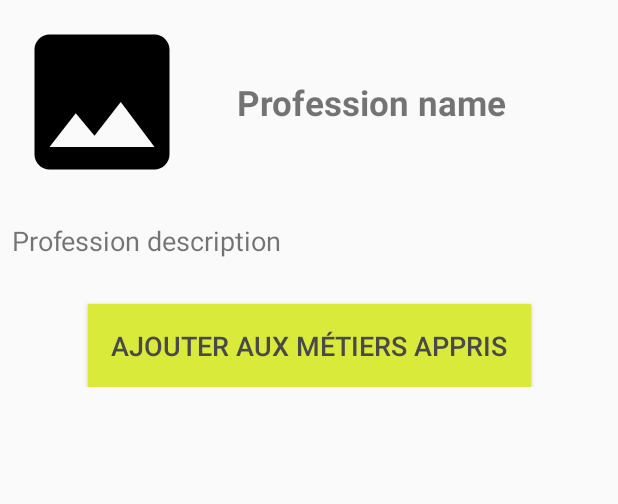
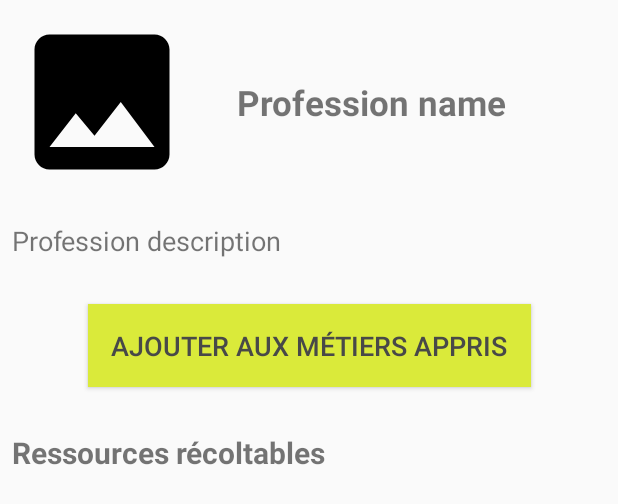
Before and after one commit to AmandineWts/android_project, an Android app: the layout profession_detail_activity.xml on its own in the app's theme, with its tools: preview values and no code run, on a phone screen of 412 x 824 dp. Shown: the top 504 px of the screen. Run offline under Robolectric (Android 15) with nearby library versions, the phone set to English and light mode, and no system bars.

Commit message:
Ajout des ressources récoltables dans les détails

```diff
--- a/app/src/main/res/layout/profession_detail_activity.xml
+++ b/app/src/main/res/layout/profession_detail_activity.xml
@@ -55,5 +55,29 @@
         app:layout_constraintVertical_chainStyle="packed"
         tools:text="Ajouter aux métiers appris"/>
 
+    <TextView
+        android:id="@+id/profession_detail_recycler_title_textview"
+        android:layout_width="0dp"
+        android:layout_height="wrap_content"
+        android:layout_marginTop="30dp"
+        android:textStyle="bold"
+        android:textSize="20sp"
+        app:layout_constraintLeft_toLeftOf="parent"
+        app:layout_constraintTop_toBottomOf="@id/profession_detail_profession_learned_button"
+        app:layout_constraintBottom_toTopOf="@id/detail_recycler_view"
+        tools:text="Ressources récoltables"/>
+
+    <androidx.recyclerview.widget.RecyclerView
+        android:id="@+id/detail_recycler_view"
+        android:layout_width="0dp"
+        android:layout_height="wrap_content"
+        android:layout_marginTop="5dp"
+        android:layout_marginBottom="8dp"
+        app:layout_constrainedHeight="true"
+        app:layout_constraintLeft_toLeftOf="parent"
+        app:layout_constraintRight_toRightOf="parent"
+        app:layout_constraintBottom_toBottomOf="parent"
+        app:layout_constraintTop_toBottomOf="@id/profession_detail_recycler_title_textview"
+        />
 
 </androidx.constraintlayout.widget.ConstraintLayout>
--- a/app/src/main/res/values/strings.xml
+++ b/app/src/main/res/values/strings.xml
@@ -1,3 +1,4 @@
 <resources>
     <string name="app_name">Dofus Métiers</string>
+    <string name="location_harvest_title"><u>Localisations :</u></string>
 </resources>
```
Also changed, not shown: app/src/main/java/fil/android/project/mydofusprofessions/data/api/model/Profession.java (+10 -0 lines), app/src/main/java/fil/android/project/mydofusprofessions/presentation/ProfessionDetailActivity.java (+23 -0 lines), app/src/main/java/fil/android/project/mydofusprofessions/presentation/detail/adapter/HarvestAdapter.java (added, +97 -0 lines), app/src/main/res/layout/harvest_item.xml (added, +73 -0 lines).
